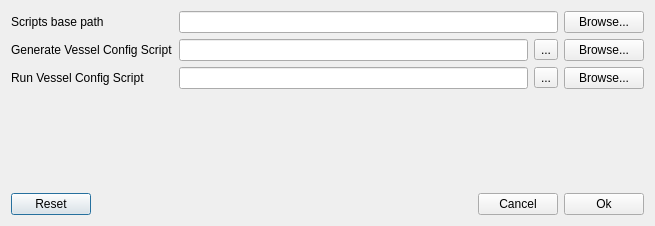
Above: vesseleditor/scriptselectionform.ui from frabas/DISPLACE_GUI before the change. Below: the same form after it.
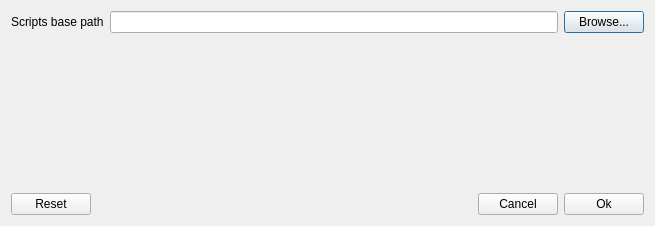
That is the form after the change. Icons and pictures are not drawn.

Commit message: Added two new buttons to Vessel Editor

Patch:
```diff
--- a/vesseleditor/scriptselectionform.ui
+++ b/vesseleditor/scriptselectionform.ui
@@ -13,8 +13,32 @@
   <property name="windowTitle">
    <string>R Scripts Selection</string>
   </property>
-  <layout class="QGridLayout" name="gridLayout">
-   <item row="4" column="0" colspan="4">
+  <layout class="QVBoxLayout" name="verticalLayout" stretch="0,1,0">
+   <item>
+    <layout class="QHBoxLayout" name="horizontalLayout_2">
+     <item>
+      <widget class="QLabel" name="label_3">
+       <property name="text">
+        <string>Scripts base path</string>
+       </property>
+      </widget>
+     </item>
+     <item>
+      <widget class="QLineEdit" name="scriptsPath"/>
+     </item>
+     <item>
+      <widget class="QPushButton" name="browseBasePath">
+       <property name="text">
+        <string>Browse...</string>
+       </property>
+      </widget>
+     </item>
+    </layout>
+   </item>
+   <item>
+    <widget class="QWidget" name="container" native="true"/>
+   </item>
+   <item>
     <layout class="QHBoxLayout" name="horizontalLayout">
      <item>
       <widget class="QPushButton" name="reset">
@@ -52,92 +76,6 @@
      </item>
     </layout>
    </item>
-   <item row="3" column="1">
-    <spacer name="verticalSpacer">
-     <property name="orientation">
-      <enum>Qt::Vertical</enum>
-     </property>
-     <property name="sizeHint" stdset="0">
-      <size>
-       <width>20</width>
-       <height>40</height>
-      </size>
-     </property>
-    </spacer>
-   </item>
-   <item row="1" column="3">
-    <widget class="QPushButton" name="browseConfig">
-     <property name="text">
-      <string>Browse...</string>
-     </property>
-    </widget>
-   </item>
-   <item row="2" column="0">
-    <widget class="QLabel" name="label_2">
-     <property name="text">
-      <string>Run Vessel Config Script</string>
-     </property>
-    </widget>
-   </item>
-   <item row="1" column="1">
-    <widget class="QLineEdit" name="configPath"/>
-   </item>
-   <item row="2" column="3">
-    <widget class="QPushButton" name="browseRun">
-     <property name="text">
-      <string>Browse...</string>
-     </property>
-    </widget>
-   </item>
-   <item row="2" column="1">
-    <widget class="QLineEdit" name="runPath"/>
-   </item>
-   <item row="1" column="0">
-    <widget class="QLabel" name="label">
-     <property name="text">
-      <string>Generate Vessel Config Script</string>
-     </property>
-    </widget>
-   </item>
-   <item row="0" column="0">
-    <widget class="QLabel" name="label_3">
-     <property name="text">
-      <string>Scripts base path</string>
-     </property>
-    </widget>
-   </item>
-   <item row="0" column="3">
-    <widget class="QPushButton" name="browseBasePath">
-     <property name="text">
-      <string>Browse...</string>
-     </property>
-    </widget>
-   </item>
-   <item row="2" column="2">
-    <widget class="QToolButton" name="resetRun">
-     <property name="text">
-      <string>...</string>
-     </property>
-     <property name="icon">
-      <iconset resource="../scheduler/resources.qrc">
-       <normaloff>:/resources/icons/remove.png</normaloff>:/resources/icons/remove.png</iconset>
-     </property>
-    </widget>
-   </item>
-   <item row="1" column="2">
-    <widget class="QToolButton" name="resetConfig">
-     <property name="text">
-      <string>...</string>
-     </property>
-     <property name="icon">
-      <iconset resource="../scheduler/resources.qrc">
-       <normaloff>:/resources/icons/remove.png</normaloff>:/resources/icons/remove.png</iconset>
-     </property>
-    </widget>
-   </item>
-   <item row="0" column="1" colspan="2">
-    <widget class="QLineEdit" name="scriptsPath"/>
-   </item>
   </layout>
  </widget>
  <tabstops>
```
Left out of the diff: 8 changed lines with no effect on the pictures. The commit also changes 8 other files.
